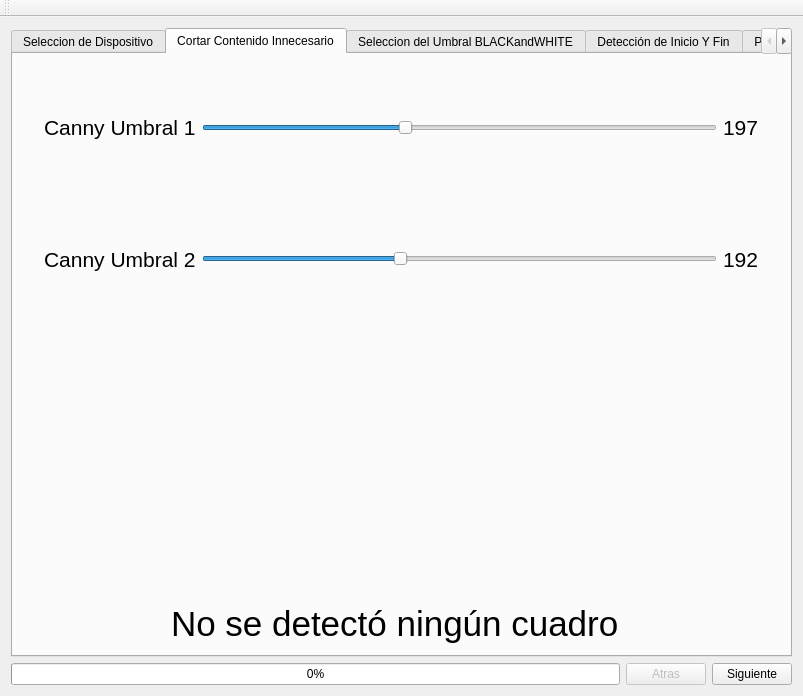
First picture: the form in ventanaprincipal.ui, repository dianjuar/ModuloVisionArtifiical_ACO, before the edit.
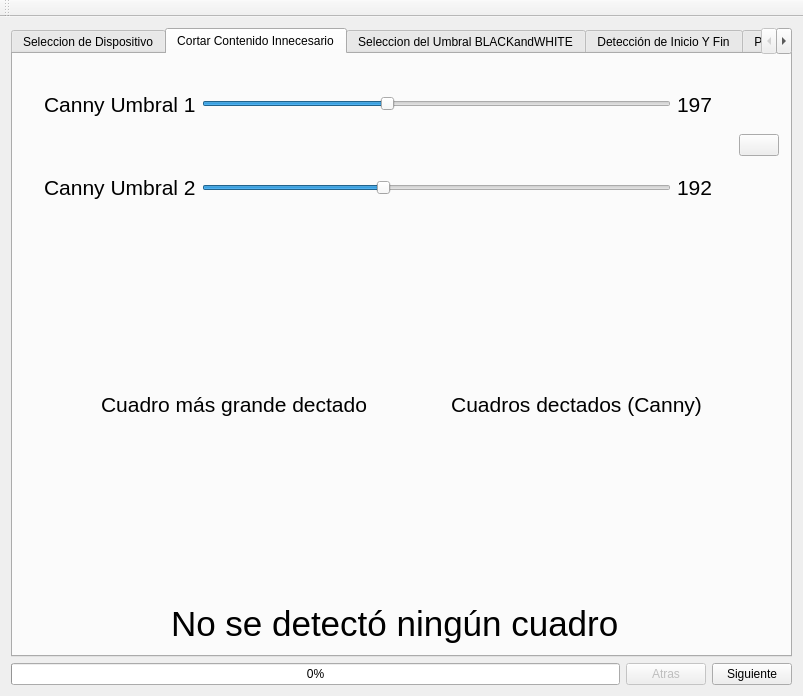
Second picture: the form after the edit. Icons and pictures are not drawn.

What changed in the file:
```diff
--- a/ventanaprincipal.ui
+++ b/ventanaprincipal.ui
@@ -127,6 +127,10 @@
        <attribute name="title">
         <string>Cortar Contenido Innecesario</string>
        </attribute>
+       <layout class="QVBoxLayout" name="verticalLayout_10">
+        <item>
+         <layout class="QHBoxLayout" name="horizontalLayout_21">
+          <item>
        <layout class="QVBoxLayout" name="verticalLayout_3">
         <item>
          <layout class="QHBoxLayout" name="horizontalLayout_4">
@@ -281,6 +285,27 @@
           </item>
          </layout>
         </item>
+           </layout>
+          </item>
+          <item>
+           <widget class="QPushButton" name="pushButton_2">
+            <property name="text">
+             <string/>
+            </property>
+            <property name="icon">
+             <iconset>
+              <normaloff>../ModuloDeVisionArtificial_1_1+GIT-build-desktop-Qt_4_8_1_in_PATH__System__Release/media/TestConnection/restart.png</normaloff>../ModuloDeVisionArtificial_1_1+GIT-build-desktop-Qt_4_8_1_in_PATH__System__Release/media/TestConnection/restart.png</iconset>
+            </property>
+            <property name="iconSize">
+             <size>
+              <width>25</width>
+              <height>25</height>
+             </size>
+            </property>
+           </widget>
+          </item>
+         </layout>
+        </item>
         <item>
          <spacer name="verticalSpacer_5">
           <property name="orientation">
@@ -310,6 +335,24 @@
            </spacer>
           </item>
           <item>
+           <layout class="QVBoxLayout" name="verticalLayout_8">
+            <item>
+             <widget class="QLabel" name="label_23">
+              <property name="font">
+               <font>
+                <family>Ubuntu</family>
+                <pointsize>16</pointsize>
+               </font>
+              </property>
+              <property name="text">
+               <string>Cuadro más grande dectado</string>
+              </property>
+              <property name="alignment">
+               <set>Qt::AlignCenter</set>
+              </property>
+             </widget>
+            </item>
+            <item>
            <widget class="QLabel" name="label_displayF1">
             <property name="text">
              <string/>
@@ -322,6 +365,8 @@
             </property>
            </widget>
           </item>
+           </layout>
+          </item>
           <item>
            <spacer name="horizontalSpacer_4">
             <property name="orientation">
@@ -336,11 +381,31 @@
            </spacer>
           </item>
           <item>
+           <layout class="QVBoxLayout" name="verticalLayout_9">
+            <item>
+             <widget class="QLabel" name="label_24">
+              <property name="font">
+               <font>
+                <family>Ubuntu</family>
+                <pointsize>16</pointsize>
+               </font>
+              </property>
+              <property name="text">
+               <string>Cuadros dectados (Canny)</string>
+              </property>
+              <property name="alignment">
+               <set>Qt::AlignCenter</set>
+              </property>
+             </widget>
+            </item>
+            <item>
            <widget class="QLabel" name="label_cannyF1">
             <property name="text">
              <string/>
             </property>
            </widget>
+            </item>
+           </layout>
           </item>
           <item>
            <spacer name="horizontalSpacer_20">
```
Lines whose indentation alone changed are shown as unchanged.
